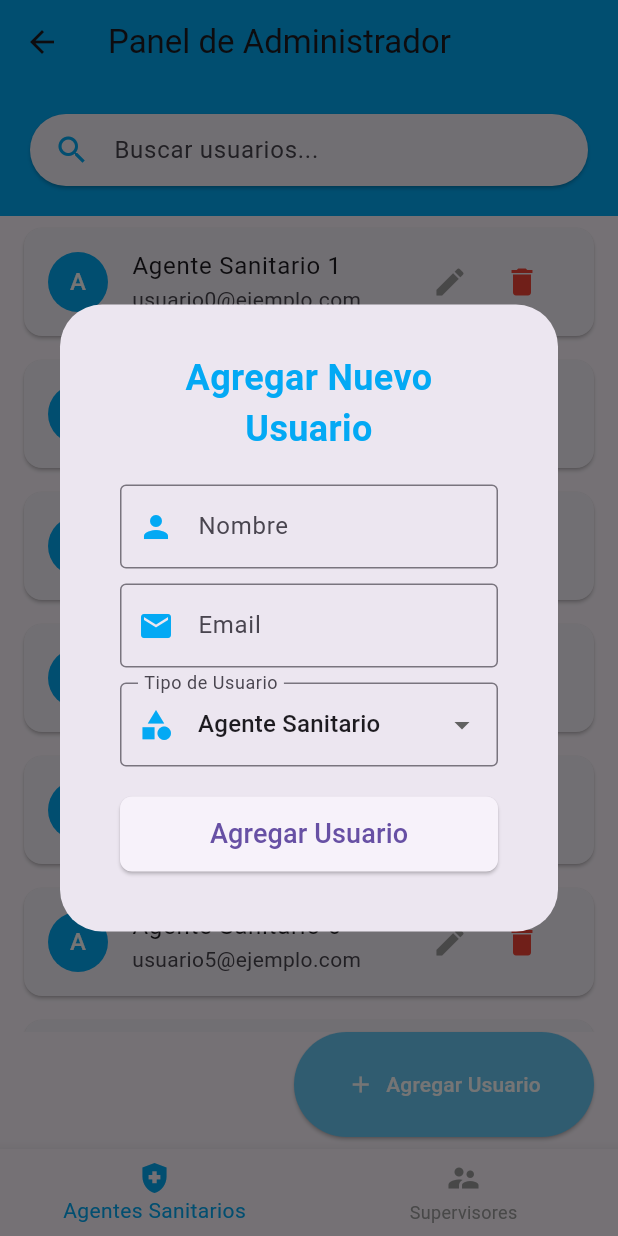
After one commit to mati-avila/fisma_inso2, a Flutter app: the AdminScreen screen opened directly, after a tap on "Agregar Usuario", on a phone screen of 412 x 824 dp. The commit adds this screen. Run offline on Flutter 3.47's test engine with Material 3 defaults, Android fonts, the phone set to English and light mode, and no system bars; our stand-ins replace flutter_map, latlong2.

Commit message:
creacion de la ventana de administrador, con sus respectivas funcionalidades

```diff
--- /dev/null
+++ b/lib/administrador/add_user_form.dart
@@ -0,0 +1,106 @@
+import 'package:flutter/material.dart';
+
+class AddUserForm extends StatefulWidget {
+  @override
+  _AddUserFormState createState() => _AddUserFormState();
+}
+
+class _AddUserFormState extends State<AddUserForm> {
+  final _formKey = GlobalKey<FormState>();
+  String _name = '';
+  String _email = '';
+  String _userType = 'Agente Sanitario';
+
+  @override
+  Widget build(BuildContext context) {
+    return Container(
+      width: MediaQuery.of(context).size.width * 0.8,
+      padding: EdgeInsets.all(16.0),
+      child: Form(
+        key: _formKey,
+        child: Column(
+          crossAxisAlignment: CrossAxisAlignment.stretch,
+          mainAxisSize: MainAxisSize.min,
+          children: <Widget>[
+            Text(
+              'Agregar Nuevo Usuario',
+              style: TextStyle(fontSize: 24, fontWeight: FontWeight.bold, color: Colors.lightBlue),
+              textAlign: TextAlign.center,
+            ),
+            SizedBox(height: 20),
+            TextFormField(
+              decoration: InputDecoration(
+                labelText: 'Nombre',
+                border: OutlineInputBorder(),
+                prefixIcon: Icon(Icons.person, color: Colors.lightBlue),
+              ),
+              validator: (value) {
+                if (value == null || value.isEmpty) {
+                  return 'Por favor ingrese un nombre';
+                }
+                return null;
+              },
+              onSaved: (value) => _name = value!,
+            ),
+            SizedBox(height: 10),
+            TextFormField(
+              decoration: InputDecoration(
+                labelText: 'Email',
+                border: OutlineInputBorder(),
+                prefixIcon: Icon(Icons.email, color: Colors.lightBlue),
+              ),
+              validator: (value) {
+                if (value == null || value.isEmpty) {
+                  return 'Por favor ingrese un email';
+                }
+                return null;
+              },
+              onSaved: (value) => _email = value!,
+            ),
+            SizedBox(height: 10),
+            DropdownButtonFormField<String>(
+              value: _userType,
+              decoration: InputDecoration(
+                labelText: 'Tipo de Usuario',
+                border: OutlineInputBorder(),
+                prefixIcon: Icon(Icons.category, color: Colors.lightBlue),
+              ),
+              items: <String>['Agente Sanitario', 'Supervisor']
+                  .map<DropdownMenuItem<String>>((String value) {
+                return DropdownMenuItem<String>(
+                  value: value,
+                  child: Text(value),
+                );
+              }).toList(),
+              onChanged: (String? newValue) {
+                setState(() {
+                  _userType = newValue!;
+                });
+              },
+            ),
+            SizedBox(height: 20),
+            ElevatedButton(
+              onPressed: () {
+                if (_formKey.currentState!.validate()) {
+                  _formKey.currentState!.save();
+                  // Aquí iría la lógica para guardar el usuario
+                  print('Nombre: $_name, Email: $_email, Tipo: $_userType');
+                  Navigator.pop(context);
+                }
+              },
+              child: Padding(
+                padding: EdgeInsets.symmetric(vertical: 12),
+                child: Text('Agregar Usuario', style: TextStyle(fontSize: 18)),
+              ),
+              style: ElevatedButton.styleFrom(
+                shape: RoundedRectangleBorder(
+                  borderRadius: BorderRadius.circular(8),
+                ),
+              ),
+            ),
+          ],
+        ),
+      ),
+    );
+  }
+}
--- /dev/null
+++ b/lib/administrador/admin_screen.dart
@@ -0,0 +1,122 @@
+import 'package:flutter/material.dart';
+import 'add_user_form.dart';
+import 'user_list.dart';
+
+class AdminScreen extends StatefulWidget {
+  @override
+  _AdminScreenState createState() => _AdminScreenState();
+}
+
+class _AdminScreenState extends State<AdminScreen> {
+  String _searchQuery = '';
+  int _selectedIndex = 0;
+
+  void _showAddUserDialog() {
+    showDialog(
+      context: context,
+      builder: (BuildContext context) {
+        return AlertDialog(
+          content: SingleChildScrollView(
+            child: AddUserForm(),
+          ),
+        );
+      },
+    );
+  }
+
+  @override
+  Widget build(BuildContext context) {
+    return Scaffold(
+      appBar: AppBar(
+        title: Text('Panel de Administrador'),
+        backgroundColor: Colors.lightBlue,
+        elevation: 0,
+      ),
+      body: Column(
+        children: [
+          Container(
+            padding: EdgeInsets.all(16),
+            color: Colors.lightBlue,
+            child: Card(
+              shape: RoundedRectangleBorder(
+                borderRadius: BorderRadius.circular(30),
+              ),
+              child: Padding(
+                padding: EdgeInsets.symmetric(horizontal: 16),
+                child: TextField(
+                  decoration: InputDecoration(
+                    hintText: 'Buscar usuarios...',
+                    border: InputBorder.none,
+                    icon: Icon(Icons.search, color: Colors.lightBlue),
+                  ),
+                  onChanged: (value) {
+                    setState(() {
+                      _searchQuery = value;
+                    });
+                  },
+                ),
+              ),
+            ),
+          ),
+          Expanded(
+            child: _selectedIndex == 0
+                ? UserList(userType: 'Agente Sanitario', searchQuery: _searchQuery)
+                : UserList(userType: 'Supervisor', searchQuery: _searchQuery),
+          ),
+        ],
+      ),
+      bottomNavigationBar: Column(
+        mainAxisSize: MainAxisSize.min,
+        children: [
+          Padding(
+            padding: EdgeInsets.only(right: 16, bottom: 8),
+            child: Align(
+              alignment: Alignment.centerRight,
+              child: SizedBox(
+                width: 200, // Hacemos el botón más ancho
+                child: ElevatedButton(
+                  onPressed: _showAddUserDialog,
+                  child: Row(
+                    mainAxisAlignment: MainAxisAlignment.center,
+                    children: [
+                      Icon(Icons.add, color: Colors.white), // Cambiamos el color del icono a blanco
+                      SizedBox(width: 8),
+                      Text(
+                        'Agregar Usuario',
+                        style: TextStyle(color: Colors.white), // Cambiamos el color del texto a blanco
+                      ),
+                    ],
+                  ),
+                  style: ElevatedButton.styleFrom(
+                    backgroundColor: Color.fromARGB(255, 105, 200, 245), // Mantenemos el color de fondo actual
+                    padding: EdgeInsets.symmetric(vertical: 25),
+                  ),
+                ),
+              ),
+            ),
+          ),
+          BottomNavigationBar(
+            items: const <BottomNavigationBarItem>[
+              BottomNavigationBarItem(
+                icon: Icon(Icons.health_and_safety),
+                label: 'Agentes Sanitarios',
+              ),
+              BottomNavigationBarItem(
+                icon: Icon(Icons.supervisor_account),
+                label: 'Supervisores',
+              ),
+            ],
+            currentIndex: _selectedIndex,
+            selectedItemColor: Colors.lightBlue,
+            unselectedItemColor: Colors.grey,
+            onTap: (index) {
+              setState(() {
+                _selectedIndex = index;
+              });
+            },
+          ),
+        ],
+      ),
+    );
+  }
+}
--- /dev/null
+++ b/lib/administrador/user_list.dart
@@ -0,0 +1,146 @@
+import 'package:flutter/material.dart';
+
+class UserList extends StatelessWidget {
+  final String userType;
+  final String searchQuery;
+
+  UserList({required this.userType, required this.searchQuery});
+
+  @override
+  Widget build(BuildContext context) {
+    // Simulamos una lista de usuarios (reemplazar con datos reales)
+    List<Map<String, String>> users = List.generate(
+      20,
+      (index) => {
+        "name": "$userType ${index + 1}",
+        "email": "usuario$index@ejemplo.com",
+      },
+    );
+
+    // Filtramos la lista basada en la búsqueda
+    List<Map<String, String>> filteredUsers = users
+        .where((user) =>
+            user["name"]!.toLowerCase().contains(searchQuery.toLowerCase()) ||
+            user["email"]!.toLowerCase().contains(searchQuery.toLowerCase()))
+        .toList();
+
+    return ListView.builder(
+      itemCount: filteredUsers.length,
+      itemBuilder: (context, index) {
+        return Card(
+          margin: EdgeInsets.symmetric(horizontal: 16, vertical: 8),
+          child: ListTile(
+            leading: CircleAvatar(
+              backgroundColor: Colors.lightBlue,
+              child: Text(
+                filteredUsers[index]["name"]![0],
+                style: TextStyle(color: Colors.white),
+              ),
+            ),
+            title: Text(filteredUsers[index]["name"]!),
+            subtitle: Text(filteredUsers[index]["email"]!),
+            trailing: Row(
+              mainAxisSize: MainAxisSize.min,
+              children: [
+                IconButton(
+                  icon: Icon(Icons.edit, color: Colors.grey),
+                  onPressed: () {
+                    showDialog(
+                      context: context,
+                      builder: (BuildContext context) {
+                        String name = filteredUsers[index]["name"]!;
+                        String email = filteredUsers[index]["email"]!;
+                        return AlertDialog(
+                          title: Text('Editar Usuario'),
+                          content: SingleChildScrollView(
+                            child: Column(
+                              mainAxisSize: MainAxisSize.min,
+                              children: [
+                                TextField(
+                                  decoration: InputDecoration(labelText: 'Nombre'),
+                                  controller: TextEditingController(text: name),
+                                  onChanged: (value) {
+                                    name = value;
+                                  },
+                                ),
+                                TextField(
+                                  decoration: InputDecoration(labelText: 'Email'),
+                                  controller: TextEditingController(text: email),
+                                  onChanged: (value) {
+                                    email = value;
+                                  },
+                                ),
+                                DropdownButtonFormField<String>(
+                                  value: userType,
+                                  decoration: InputDecoration(labelText: 'Tipo de Usuario'),
+                                  items: <String>['Agente Sanitario', 'Supervisor']
+                                      .map<DropdownMenuItem<String>>((String value) {
+                                    return DropdownMenuItem<String>(
+                                      value: value,
+                                      child: Text(value),
+                                    );
+                                  }).toList(),
+                                  onChanged: (String? newValue) {
+                                    // Aquí se manejaría el cambio de tipo de usuario
+                                  },
+                                ),
+                              ],
+                            ),
+                          ),
+                          actions: [
+                            TextButton(
+                              child: Text('Cancelar'),
+                              onPressed: () {
+                                Navigator.of(context).pop();
+                              },
+                            ),
+                            TextButton(
+                              child: Text('Guardar'),
+                              onPressed: () {
+                                // Aquí iría la lógica para guardar los cambios
+                                Navigator.of(context).pop();
+                              },
+                            ),
+                          ],
+                        );
+                      },
+                    );
+                  },
+                ),
+                IconButton(
+                  icon: Icon(Icons.delete, color: Colors.red),
+                  onPressed: () {
+                    showDialog(
+                      context: context,
+                      builder: (BuildContext context) {
+                        return AlertDialog(
+                          title: Text('Confirmar Eliminación'),
+                          content: Text('¿Está seguro de que desea eliminar a ${filteredUsers[index]["name"]}?'),
+                          actions: [
+                            TextButton(
+                              child: Text('Cancelar'),
+                              onPressed: () {
+                                Navigator.of(context).pop();
+                              },
+                            ),
+                            TextButton(
+                              child: Text('Eliminar'),
+                              onPressed: () {
+                                // Aquí iría la lógica para eliminar el usuario
+                                Navigator.of(context).pop();
+                              },
+                            ),
+                          ],
+                        );
+                      },
+                    );
+                  },
+                ),
+              ],
+            ),
+          ),
+        );
+      },
+    );
+  }
+}
--- a/lib/loggin.dart
+++ b/lib/loggin.dart
@@ -1,5 +1,6 @@
 import 'package:flutter/material.dart';
 import 'agente sanitario/agent_screen.dart'; // Asegúrate de importar el archivo donde definiste HomeScreen
+import 'administrador/admin_screen.dart';
 
 class LoginScreen extends StatelessWidget {
   const LoginScreen({super.key});
```
